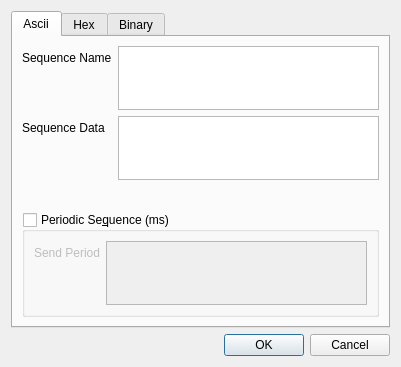
This is addsequence.ui in rcetin/pipo as Qt 5 draws it before an edit. The edited form follows.
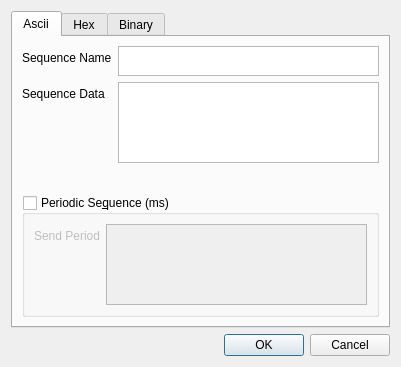
This is the edited form. The open tabs and pages were chosen to show the change.

```diff
--- a/addsequence.ui
+++ b/addsequence.ui
@@ -84,7 +84,7 @@
        <item row="0" column="1">
         <widget class="QTextEdit" name="seqName">
          <property name="sizePolicy">
-          <sizepolicy hsizetype="Minimum" vsizetype="Minimum">
+          <sizepolicy hsizetype="Minimum" vsizetype="Maximum">
            <horstretch>0</horstretch>
            <verstretch>0</verstretch>
           </sizepolicy>
@@ -92,6 +92,12 @@
          <property name="minimumSize">
           <size>
            <width>255</width>
+           <height>0</height>
+          </size>
+         </property>
+         <property name="maximumSize">
+          <size>
+           <width>16777215</width>
            <height>30</height>
           </size>
          </property>
```
Left out of the diff: 2 changed lines with no effect on the pictures.
